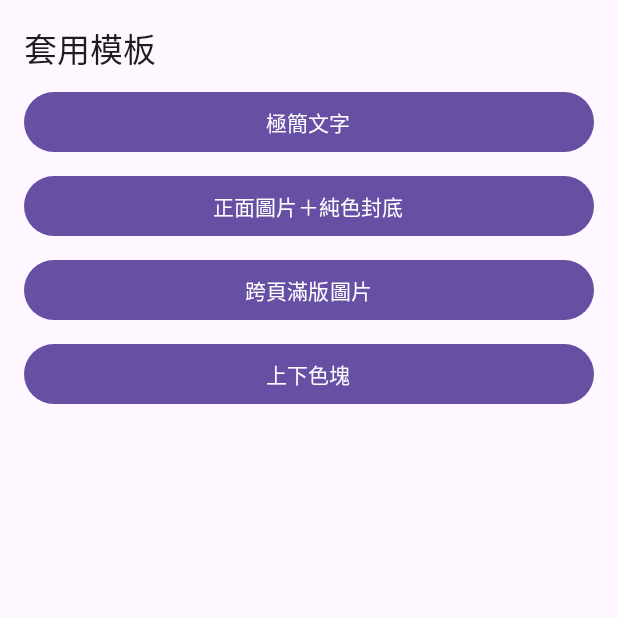
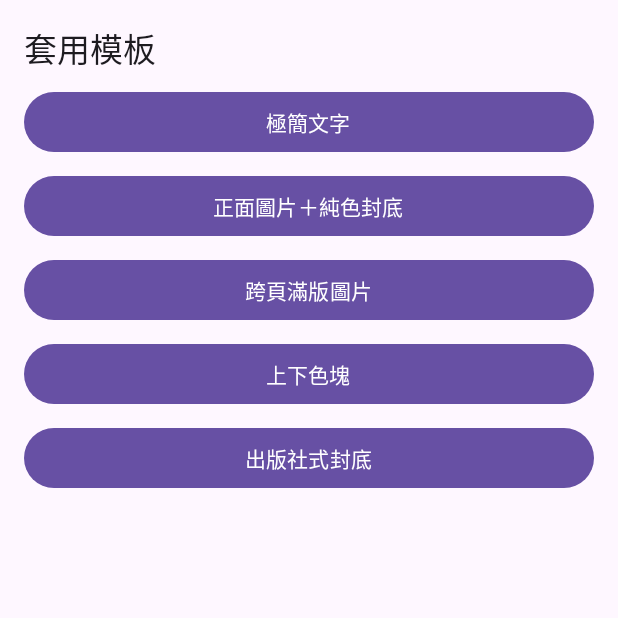
Before and after one commit to eightkingdomsalliedforces-hash/epub2a4, an Android app built with Jetpack Compose: the composable TemplateChoices shown on its own in the app's theme, on a phone screen of 412 x 824 dp, the top half of it. Run offline under Robolectric (Android 15) with nearby library versions, the light colour scheme and no system bars.

Commit message:
feat: show publisher template in Android cover editor

```diff
--- a/app/src/main/java/tw/daniel/epubword/cover/ui/CoverEditorScreen.kt
+++ b/app/src/main/java/tw/daniel/epubword/cover/ui/CoverEditorScreen.kt
@@ -223,6 +223,7 @@ private fun TemplateChoices(onApply: (String) -> Unit) {
             "front_image_plain_back" to "正面圖片＋純色封底",
             "full_spread" to "跨頁滿版圖片",
             "top_bottom_blocks" to "上下色塊",
+            "publisher_back_matter" to "出版社式封底",
         ).forEach { (id, label) ->
             Button(onClick = { onApply(id) }, modifier = Modifier.fillMaxWidth()) {
                 Text(label)
```
